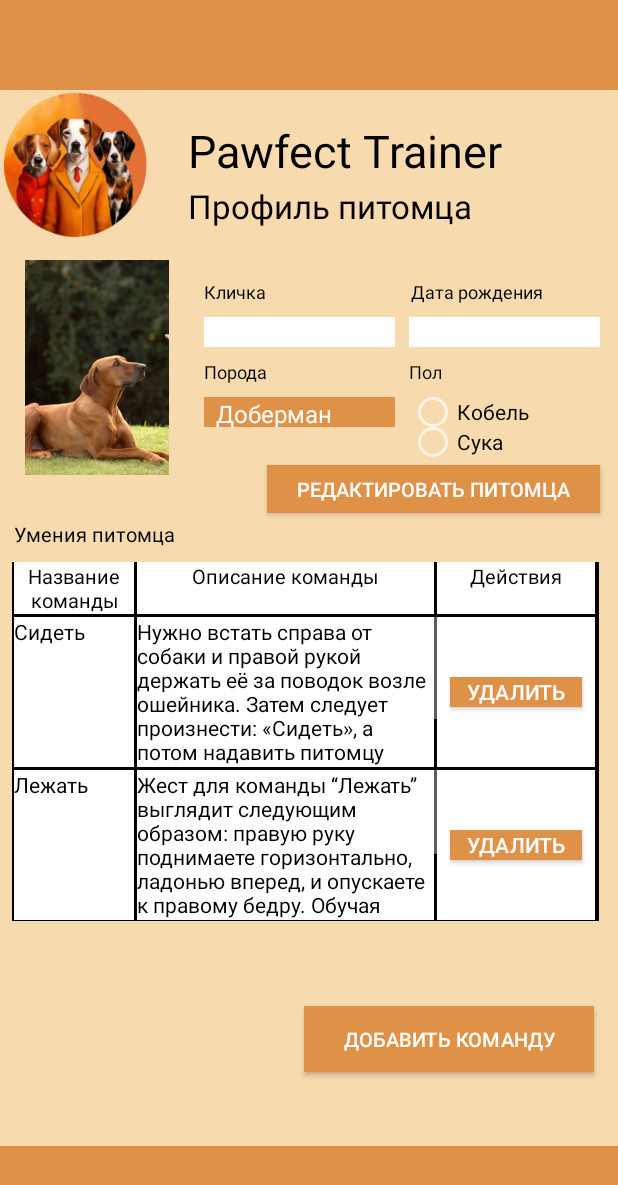
After one commit to moevm/adfmp1h24-dog_trainer, an Android app: the layout activity_view_petprofile.xml on its own in the app's theme, with its tools: preview values and no code run, on a phone screen of 412 x 824 dp. The commit adds this screen. Shown: the top 1185 px of the screen. Run offline under Robolectric (Android 15) with nearby library versions, the phone set to English and light mode, and no system bars.

Commit message:
added view pet profile not for guest

```diff
--- /dev/null
+++ b/DogTrainer/app/src/main/java/application_development_for_mobile_platforms/dog_trainer/ViewPetprofile.kt
@@ -0,0 +1,20 @@
+package application_development_for_mobile_platforms.dog_trainer
+
+import android.os.Bundle
+import androidx.activity.enableEdgeToEdge
+import androidx.appcompat.app.AppCompatActivity
+import androidx.core.view.ViewCompat
+import androidx.core.view.WindowInsetsCompat
+
+class ViewPetprofile : AppCompatActivity() {
+    override fun onCreate(savedInstanceState: Bundle?) {
+        super.onCreate(savedInstanceState)
+        enableEdgeToEdge()
+        setContentView(R.layout.activity_view_petprofile)
+        ViewCompat.setOnApplyWindowInsetsListener(findViewById(R.id.main)) { v, insets ->
+            val systemBars = insets.getInsets(WindowInsetsCompat.Type.systemBars())
+            v.setPadding(systemBars.left, systemBars.top, systemBars.right, systemBars.bottom)
+            insets
+        }
+    }
+}
--- /dev/null
+++ b/DogTrainer/app/src/main/res/layout/activity_view_petprofile.xml
@@ -0,0 +1,416 @@
+<?xml version="1.0" encoding="utf-8"?>
+<androidx.constraintlayout.widget.ConstraintLayout xmlns:android="http://schemas.android.com/apk/res/android"
+    xmlns:app="http://schemas.android.com/apk/res-auto"
+    xmlns:tools="http://schemas.android.com/tools"
+    android:id="@+id/main"
+    android:layout_width="match_parent"
+    android:layout_height="match_parent"
+    android:background="@color/mainBackground"
+    tools:context=".ViewPetprofile">
+
+    <View
+        android:id="@+id/topRectangle"
+        android:layout_width="match_parent"
+        android:layout_height="60dp"
+        android:layout_alignParentTop="true"
+        android:background="@color/mainElements"
+        android:visibility="visible"
+        app:layout_constraintEnd_toEndOf="parent"
+        app:layout_constraintHorizontal_bias="1.0"
+        app:layout_constraintStart_toStartOf="parent"
+        app:layout_constraintTop_toTopOf="parent"
+        tools:ignore="DuplicateIds" />
+
+    <ImageView
+        android:id="@+id/appLogo"
+        android:layout_width="100dp"
+        android:layout_height="100dp"
+        android:layout_marginTop="60dp"
+        android:contentDescription="@string/appLogo"
+        app:layout_constraintBottom_toBottomOf="parent"
+        app:layout_constraintEnd_toEndOf="parent"
+        app:layout_constraintHorizontal_bias="0.0"
+        app:layout_constraintStart_toStartOf="parent"
+        app:layout_constraintTop_toTopOf="parent"
+        app:layout_constraintVertical_bias="0.0"
+        app:srcCompat="@drawable/app_logo" />
+
+    <TextView
+        android:id="@+id/appName"
+        android:layout_width="wrap_content"
+        android:layout_height="wrap_content"
+        android:layout_marginStart="25dp"
+        android:layout_marginTop="80dp"
+        android:layout_marginEnd="57dp"
+        android:text="@string/appName"
+        android:textColor="@color/black"
+        android:textSize="30sp"
+        app:layout_constraintBottom_toBottomOf="parent"
+        app:layout_constraintEnd_toEndOf="parent"
+        app:layout_constraintHorizontal_bias="0.0"
+        app:layout_constraintStart_toEndOf="@+id/appLogo"
+        app:layout_constraintTop_toTopOf="parent"
+        app:layout_constraintVertical_bias="0.0" />
+
+    <View
+        android:id="@+id/footerRectangle"
+        android:layout_width="match_parent"
+        android:layout_height="60dp"
+        android:layout_alignParentTop="true"
+        android:layout_marginTop="660dp"
+        android:background="@color/mainElements"
+        android:visibility="visible"
+        app:layout_constraintBottom_toBottomOf="parent"
+        app:layout_constraintEnd_toEndOf="parent"
+        app:layout_constraintHorizontal_bias="0.0"
+        app:layout_constraintStart_toStartOf="parent"
+        app:layout_constraintTop_toBottomOf="@+id/topRectangle"
+        app:layout_constraintVertical_bias="1.0" />
+
+    <TextView
+        android:id="@+id/addPetText"
+        android:layout_width="192dp"
+        android:layout_height="39dp"
+        android:layout_marginTop="40dp"
+        android:layout_marginBottom="100dp"
+        android:autoSizeTextType="uniform"
+        android:text="@string/petProfile"
+        android:textColor="#020202"
+        android:textSize="20sp"
+        app:layout_constraintBottom_toBottomOf="parent"
+        app:layout_constraintEnd_toEndOf="parent"
+        app:layout_constraintHorizontal_bias="0.57"
+        app:layout_constraintStart_toStartOf="parent"
+        app:layout_constraintTop_toTopOf="parent"
+        app:layout_constraintVertical_bias="0.128" />
+
+    <TextView
+        android:id="@+id/penNameText"
+        android:layout_width="71dp"
+        android:layout_height="17dp"
+        android:layout_marginStart="136dp"
+        android:layout_marginTop="24dp"
+        android:autoSizeTextType="uniform"
+        android:text="@string/PetNameText"
+        android:textColor="@color/black"
+        app:layout_constraintStart_toStartOf="parent"
+        app:layout_constraintTop_toBottomOf="@+id/addPetText" />
+
+    <TextView
+        android:id="@+id/datePetText"
+        android:layout_width="98dp"
+        android:layout_height="17dp"
+        android:layout_marginTop="24dp"
+        android:layout_marginEnd="40dp"
+        android:autoSizeTextType="uniform"
+        android:text="@string/DatePenText"
+        android:textColor="@color/black"
+        app:layout_constraintEnd_toEndOf="parent"
+        app:layout_constraintTop_toBottomOf="@+id/addPetText" />
+
+    <EditText
+        android:id="@+id/enterPetName"
+        android:layout_width="127dp"
+        android:layout_height="20dp"
+        android:layout_marginStart="136dp"
+        android:layout_marginTop="8dp"
+        android:background="#FFFFFF"
+        android:backgroundTint="#FFFFFF"
+        android:ems="10"
+        android:inputType="text"
+        android:textColor="@color/black"
+        app:layout_constraintStart_toStartOf="parent"
+        app:layout_constraintTop_toBottomOf="@+id/penNameText" />
+
+    <EditText
+        android:id="@+id/editTextDate"
+        android:layout_width="127dp"
+        android:layout_height="20dp"
+        android:layout_marginTop="8dp"
+        android:layout_marginEnd="12dp"
+        android:background="#FFFFFF"
+        android:backgroundTint="#FFFFFF"
+        android:ems="10"
+        android:inputType="date"
+        android:textColor="@color/black"
+        app:layout_constraintEnd_toEndOf="parent"
+        app:layout_constraintTop_toBottomOf="@+id/datePetText" />
+
+    <RadioGroup
+        android:layout_width="127dp"
+        android:layout_height="50dp"
+        android:layout_marginTop="8dp"
+        android:layout_marginEnd="12dp"
+        app:layout_constraintEnd_toEndOf="parent"
+        app:layout_constraintTop_toBottomOf="@+id/sexText">
+
+        <RadioButton
+            android:id="@+id/radioButton"
+            android:layout_width="match_parent"
+            android:layout_height="20dp"
+            android:text="@string/MalePet"
+            android:textColor="@color/black" />
+
+        <RadioButton
+            android:id="@+id/radioButton2"
+            android:layout_width="match_parent"
+            android:layout_height="20dp"
+            android:text="@string/FemalePet"
+            android:textColor="@color/black" />
+    </RadioGroup>
+
+    <TextView
+        android:id="@+id/sexText"
+        android:layout_width="71dp"
+        android:layout_height="17dp"
+        android:layout_marginTop="8dp"
+        android:layout_marginEnd="68dp"
+        android:autoSizeTextType="uniform"
+        android:text="@string/SexText"
+        android:textColor="#0B0B0B"
+        app:layout_constraintEnd_toEndOf="parent"
+        app:layout_constraintTop_toBottomOf="@+id/editTextDate" />
+
+    <TextView
+        android:id="@+id/breedPetText"
+        android:layout_width="71dp"
+        android:layout_height="17dp"
+        android:layout_marginStart="136dp"
+        android:layout_marginTop="8dp"
+        android:autoSizeTextType="uniform"
+        android:text="@string/BreedText"
+        android:textColor="@color/black"
+        app:layout_constraintStart_toStartOf="parent"
+        app:layout_constraintTop_toBottomOf="@+id/enterPetName" />
+
+    <Spinner
+        android:id="@+id/spinner"
+        android:layout_width="127dp"
+        android:layout_height="20dp"
+        android:layout_marginStart="136dp"
+        android:layout_marginTop="8dp"
+        android:background="@color/mainElements"
+        android:entries="@array/breedLists"
+        android:outlineAmbientShadowColor="@color/black"
+        android:outlineSpotShadowColor="@color/black"
+        android:textColor="@color/black"
+        app:layout_constraintStart_toStartOf="parent"
+        app:layout_constraintTop_toBottomOf="@+id/breedPetText" />
+
+    <Button
+        android:id="@+id/addPetButton"
+        android:layout_width="193dp"
+        android:layout_height="44dp"
+        android:layout_marginTop="430dp"
+        android:background="@color/mainElements"
+        android:text="@string/addCommandButton"
+        android:textColor="@color/white"
+        android:textSize="13sp"
+        app:layout_constraintBottom_toBottomOf="parent"
+        app:layout_constraintEnd_toEndOf="parent"
+        app:layout_constraintHorizontal_bias="0.926"
+        app:layout_constraintStart_toStartOf="parent"
+        app:layout_constraintTop_toTopOf="@+id/topRectangle"
+        app:layout_constraintVertical_bias="0.688" />
+
+    <Button
+        android:id="@+id/saveChanges"
+        android:layout_width="222dp"
+        android:layout_height="32dp"
+        android:background="@color/mainElements"
+        android:text="@string/edit"
+        android:textSize="13sp"
+        app:layout_constraintBottom_toBottomOf="parent"
+        app:layout_constraintEnd_toEndOf="parent"
+        app:layout_constraintHorizontal_bias="0.936"
+        app:layout_constraintStart_toStartOf="parent"
+        app:layout_constraintTop_toTopOf="parent"
+        app:layout_constraintVertical_bias="0.391" />
+
+    <TextView
+        android:id="@+id/skillsPet"
+        android:layout_width="127dp"
+        android:layout_height="20dp"
+        android:layout_marginTop="30dp"
+        android:text="@string/petSkills"
+        android:textColor="@color/black"
+        android:textSize="13sp"
+        app:layout_constraintEnd_toEndOf="parent"
+        app:layout_constraintHorizontal_bias="0.033"
+        app:layout_constraintStart_toStartOf="parent"
+        app:layout_constraintTop_toBottomOf="@+id/imageAvatar" />
+
+    <TableLayout
+        android:id="@+id/skillsTable"
+        android:layout_width="391dp"
+        android:layout_height="239dp"
+        android:layout_marginTop="8dp"
+        android:background="@color/black"
+        app:layout_constraintEnd_toEndOf="parent"
+        app:layout_constraintHorizontal_bias="0.4"
+        app:layout_constraintStart_toStartOf="parent"
+        app:layout_constraintTop_toBottomOf="@+id/skillsPet">
+
+        <TableRow
+            android:layout_width="wrap_content"
+            android:layout_height="42dp">
+
+            <TextView
+                android:id="@+id/commandNameText"
+                android:layout_width="80dp"
+                android:layout_height="match_parent"
+                android:layout_marginLeft="1dp"
+                android:layout_marginRight="2dp"
+                android:layout_marginBottom="2dp"
+                android:background="#FFFFFF"
+                android:text="@string/CommandName"
+                android:textSize="13sp"
+                android:textAlignment="center"
+                android:textColor="#000000" />
+
+            <TextView
+                android:id="@+id/commandDescriptionText"
+                android:layout_width="130dp"
+                android:layout_height="match_parent"
+                android:layout_marginRight="2dp"
+                android:layout_marginBottom="2dp"
+                android:background="#FFFFFF"
+                android:text="@string/CommandDescription"
+                android:textSize="13sp"
+                android:textAlignment="center"
+                android:textColor="#000000" />
+
+            <TextView
+                android:id="@+id/actionsText"
+                android:layout_width="105dp"
+                android:layout_height="match_parent"
+                android:layout_marginRight="-1dp"
+                android:layout_marginBottom="2dp"
+                android:textSize="13sp"
+                android:background="#FFFFFF"
+                android:text="@string/actions"
+                android:textAlignment="center"
+                android:textColor="#000000" />
+        </TableRow>
+
+        <TableRow
+            android:layout_width="80dp"
+            android:layout_height="100dp">
+
+            <TextView
+                android:id="@+id/firstCommand"
+                android:layout_width="80dp"
+                android:layout_height="100dp"
+                android:layout_marginLeft="1dp"
+                android:layout_marginRight="2dp"
+                android:layout_marginBottom="2dp"
+                android:autoSizeTextType="none"
+                android:background="#FFFFFF"
+                android:text="@string/sit"
+
+                android:textColor="#000000" />
+
+            <ScrollView
+                android:layout_width="200dp"
+                android:layout_height="100dp">
+
+                <TextView
+                    android:id="@+id/firstDescription"
+                    android:layout_width="wrap_content"
+                    android:layout_height="wrap_content"
+                    android:layout_marginRight="2dp"
+                    android:layout_marginBottom="2dp"
+                    android:autoSizeTextType="none"
+                    android:background="#FFFFFF"
+                    android:text="@string/sitDescription"
+                    android:textColor="#000000" />
+
+            </ScrollView>
+
+
+            <FrameLayout
+                android:layout_width="match_parent"
+                android:layout_height="match_parent"
+                android:layout_marginRight="-1dp"
+                android:layout_marginBottom="2dp"
+                android:background="#FFFFFF">
+
+                <Button
+                    android:id="@+id/button1"
+                    android:layout_width="wrap_content"
+                    android:layout_height="20dp"
+                    android:layout_gravity="center|center_horizontal"
+                    android:background="@color/mainElements"
+                    android:text="@string/delete"
+                    android:textColor="@color/white">
+
+                </Button>
+            </FrameLayout>
+
+
+        </TableRow>
+
+        <TableRow
+            android:layout_width="match_parent"
+            android:layout_height="100dp">
+
+            <TextView
+                android:id="@+id/secondCommand"
+                android:layout_width="80dp"
+                android:layout_height="100dp"
+                android:layout_marginLeft="1dp"
+                android:layout_marginRight="2dp"
+                android:autoSizeTextType="none"
+                android:background="#FFFFFF"
+                android:text="@string/lie"
+                android:textColor="#000000" />
+
+            <ScrollView
+                android:layout_width="200dp"
+                android:layout_height="100dp">
+
+                <TextView
+                    android:id="@+id/secondDescription"
+                    android:layout_width="wrap_content"
+                    android:layout_height="wrap_content"
+                    android:layout_marginRight="2dp"
+                    android:layout_marginBottom="2dp"
+                    android:autoSizeTextType="none"
+                    android:background="#FFFFFF"
+                    android:text="@string/lieDescription"
+                    android:textColor="#000000" />
+            </ScrollView>
+
+            <FrameLayout
+                android:layout_width="match_parent"
+                android:layout_height="100dp"
+                android:layout_marginRight="-1dp"
+                android:layout_marginBottom="2dp"
+                android:background="#FFFFFF">
+
+                <Button
+                    android:id="@+id/button2"
+                    android:layout_width="wrap_content"
+                    android:layout_height="20dp"
+                    android:layout_gravity="center|center_horizontal"
+                    android:background="@color/mainElements"
+                    android:text="@string/delete"
+                    android:textColor="@color/white">
+                </Button>
+            </FrameLayout>
+
+        </TableRow>
+
+    </TableLayout>
+
+    <ImageView
+        android:id="@+id/imageAvatar"
+        android:layout_width="129dp"
+        android:layout_height="143dp"
+        app:layout_constraintBottom_toBottomOf="parent"
+        app:layout_constraintStart_toStartOf="parent"
+        app:layout_constraintTop_toTopOf="parent"
+        app:layout_constraintVertical_bias="0.255"
+        app:srcCompat="@drawable/lie" />
+
+</androidx.constraintlayout.widget.ConstraintLayout>
--- a/DogTrainer/app/src/main/res/values/strings.xml
+++ b/DogTrainer/app/src/main/res/values/strings.xml
@@ -82,6 +82,7 @@
     <string name="petProfile">Профиль питомца</string>
     <string name="petSkills">Умения питомца</string>
     <string name="delete">Удалить</string>
+    <string name="edit">Редактировать питомца</string>
     <string name="actions">Действия</string>
     <string name="sit">Сидеть</string>
     <string name="lie">Лежать</string>
```
